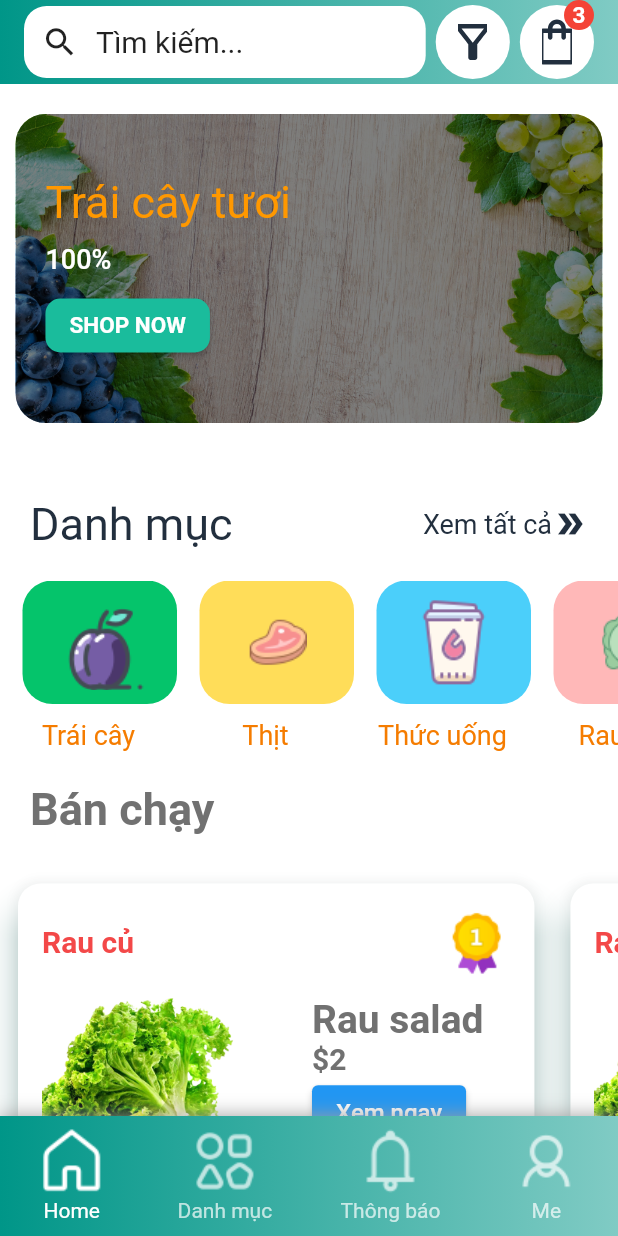
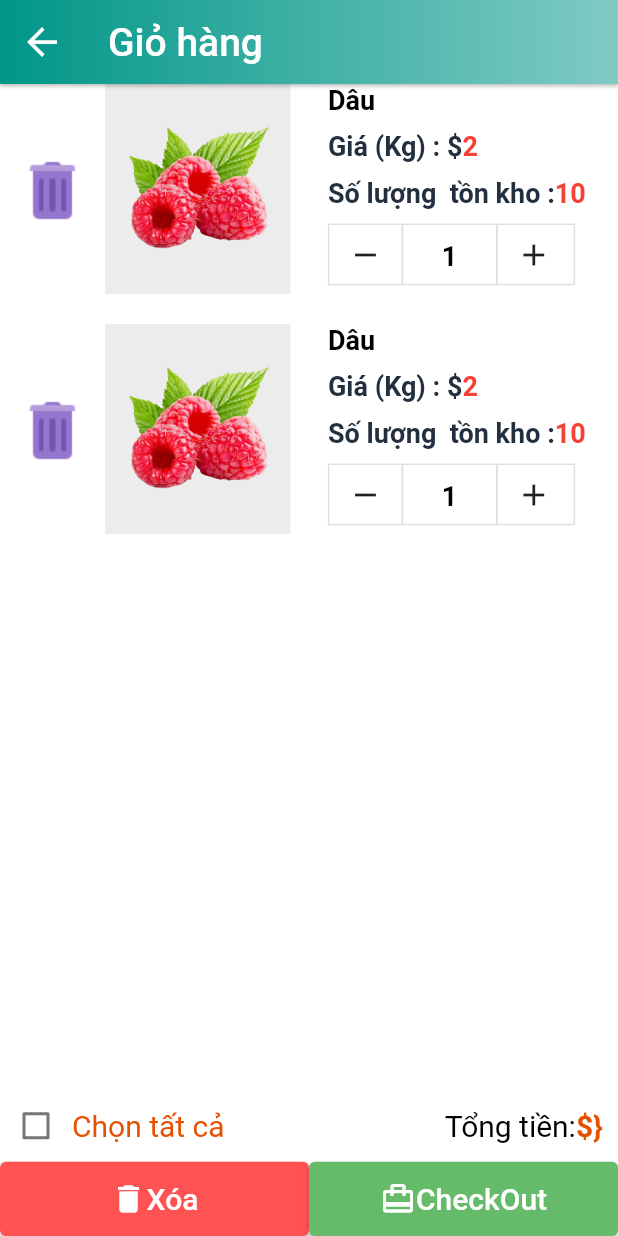
Before and after one commit to Joestar2k1/F_Flutter, a Flutter app: the screen it shows after launch, after a tap on an icon or button, on a phone screen of 412 x 824 dp. Run offline on Flutter 3.47's test engine with Material 2 defaults, Android fonts, the phone set to English and light mode, and no system bars; our stand-ins replace flutter_svg, flutter_swiper, get; missing offline and left inert: moblie_project; network calls fail; Roboto replaces fonts that are missing (RobotoSlab).

Commit message:
add viwe filter-cart

```diff
--- /dev/null
+++ b/lib/views/cart/cart_screen.dart
@@ -0,0 +1,50 @@
+import 'package:fluter_19pmd/views/cart/widgets/body.dart';
+import 'package:flutter/material.dart';
+import 'package:flutter_svg/svg.dart';
+
+class CartPage extends StatefulWidget {
+  const CartPage({Key key}) : super(key: key);
+
+  @override
+  State<CartPage> createState() => _CartPageState();
+}
+
+class _CartPageState extends State<CartPage> {
+  @override
+  Widget build(BuildContext context) {
+    return SafeArea(
+      child: Scaffold(
+        backgroundColor: Colors.white,
+        appBar: AppBar(
+          backgroundColor: Colors.white,
+          elevation: 1,
+          flexibleSpace: Container(
+            decoration: BoxDecoration(
+              gradient: LinearGradient(
+                colors: [Colors.teal, Colors.teal.shade200],
+                begin: Alignment.bottomLeft,
+                end: Alignment.bottomRight,
+              ),
+            ),
+          ),
+          leading: IconButton(
+            onPressed: () {
+              Navigator.pop(context);
+            },
+            icon: SvgPicture.asset(
+              'assets/icons/arrow_back.svg',
+              color: Colors.white,
+              width: 30,
+              height: 30,
+            ),
+          ),
+          title: const Text(
+            "Giỏ hàng",
+            style: TextStyle(fontSize: 26),
+          ),
+        ),
+        body: const Body(),
+      ),
+    );
+  }
+}
--- /dev/null
+++ b/lib/views/cart/widgets/body.dart
@@ -0,0 +1,17 @@
+import 'package:fluter_19pmd/views/cart/widgets/bottom_nav.dart';
+import 'package:fluter_19pmd/views/cart/widgets/item_cart.dart';
+import 'package:flutter/cupertino.dart';
+import 'package:flutter/material.dart';
+
+class Body extends StatelessWidget {
+  const Body({Key key}) : super(key: key);
+  @override
+  Widget build(BuildContext context) {
+    return Column(
+      children: const [
+        ItemCart(),
+        Align(alignment: Alignment.bottomCenter, child: BottomNavBarCart()),
+      ],
+    );
+  }
+}
--- /dev/null
+++ b/lib/views/cart/widgets/bottom_nav.dart
@@ -0,0 +1,123 @@
+import 'package:flutter/material.dart';
+import 'package:get/get.dart';
+
+class BottomNavBarCart extends StatefulWidget {
+  const BottomNavBarCart({Key key}) : super(key: key);
+
+  @override
+  _BottomNavBarCartState createState() => _BottomNavBarCartState();
+}
+
+class _BottomNavBarCartState extends State<BottomNavBarCart> {
+  bool ischeck = false;
+  @override
+  Widget build(BuildContext context) {
+    Size size = MediaQuery.of(context).size;
+    return Column(
+      children: [
+        Row(
+          mainAxisAlignment: MainAxisAlignment.spaceBetween,
+          children: [
+            Row(
+              children: [
+                Checkbox(
+                  value: ischeck,
+                  onChanged: (bool value) {
+                    setState(() {
+                      ischeck = value;
+                      // handelCheckboxAll(ischeck);
+                    });
+                  },
+                ),
+                const Text(
+                  "Chọn tất cả",
+                  style: TextStyle(
+                    fontSize: 20,
+                    color: Color(0xFFE65100),
+                  ),
+                ),
+              ],
+            ),
+            Padding(
+              padding: const EdgeInsets.only(right: 10),
+              child: Row(
+                children: const [
+                  Text(
+                    "Tổng tiền:",
+                    style: TextStyle(
+                      fontSize: 20,
+                    ),
+                  ),
+                  Text(
+                    "\$}",
+                    style: TextStyle(
+                      fontSize: 20,
+                      color: Color(0xFFE65100),
+                      fontWeight: FontWeight.bold,
+                    ),
+                  ),
+                ],
+              ),
+            ),
+          ],
+        ),
+        Row(
+          children: [
+            SizedBox(
+              width: size.width * 0.5,
+              height: size.height * 0.06,
+              child: ElevatedButton(
+                style: ButtonStyle(
+                  backgroundColor: MaterialStateProperty.all(
+                    Colors.redAccent,
+                  ),
+                ),
+                onPressed: () {
+                  setState(() {});
+                },
+                child: Row(
+                  mainAxisAlignment: MainAxisAlignment.center,
+                  children: const [
+                    Icon(Icons.delete),
+                    Text(
+                      "Xóa",
+                      style: TextStyle(
+                        fontSize: 20,
+                        color: Colors.white,
+                      ),
+                    ),
+                  ],
+                ),
+              ),
+            ),
+            SizedBox(
+              width: size.width * 0.5,
+              height: size.height * 0.06,
+              child: ElevatedButton(
+                style: ButtonStyle(
+                  backgroundColor: MaterialStateProperty.all(
+                    const Color(0xFF66BB6A),
+                  ),
+                ),
+                onPressed: () {},
+                child: Row(
+                  mainAxisAlignment: MainAxisAlignment.center,
+                  children: const [
+                    Icon(Icons.card_travel),
+                    Text(
+                      "CheckOut",
+                      style: TextStyle(
+                        fontSize: 20,
+                        color: Colors.white,
+                      ),
+                    ),
+                  ],
+                ),
+              ),
+            ),
+          ],
+        ),
+      ],
+    );
+  }
+}
--- /dev/null
+++ b/lib/views/cart/widgets/item_cart.dart
@@ -0,0 +1,163 @@
+import 'package:fluter_19pmd/constant.dart';
+import 'package:flutter/material.dart';
+import 'package:get/get.dart';
+
+class ItemCart extends StatefulWidget {
+  const ItemCart({Key key}) : super(key: key);
+
+  @override
+  _ItemCartState createState() => _ItemCartState();
+}
+
+class _ItemCartState extends State<ItemCart> {
+  @override
+  Widget build(BuildContext context) {
+    Size size = MediaQuery.of(context).size;
+    return Expanded(
+        child: ListView.separated(
+      itemCount: 2,
+      itemBuilder: (BuildContext context, int index) {
+        return SizedBox(
+          height: 140,
+          child: Row(
+            children: [
+              Container(
+                margin: const EdgeInsets.symmetric(horizontal: 10),
+                height: 50,
+                width: 50,
+                decoration: const BoxDecoration(
+                  borderRadius: BorderRadius.all(
+                    Radius.circular(30),
+                  ),
+                ),
+                child: InkWell(
+                    onTap: () {},
+                    child: Image.asset("assets/images/icons-png/trash.png")),
+              ),
+              Container(
+                width: size.width * 0.3,
+                height: size.height * 0.17,
+                color: Colors.grey.withOpacity(0.2),
+                child: Image.asset("assets/images/products/1.png"),
+              ),
+              Padding(
+                padding: const EdgeInsets.only(left: 25),
+                child: Column(
+                  crossAxisAlignment: CrossAxisAlignment.start,
+                  children: [
+                    const Text(
+                      "Dâu",
+                      style: TextStyle(
+                        fontSize: 18,
+                        fontWeight: FontWeight.bold,
+                      ),
+                    ),
+                    const SizedBox(
+                      height: 10,
+                    ),
+                    buildItemInfo(text: "Giá (Kg) : \$", number: 2),
+                    const SizedBox(
+                      height: 10,
+                    ),
+                    buildItemInfo(text: "Số lượng  tồn kho :", number: 10),
+                    const SizedBox(
+                      height: 10,
+                    ),
+                    Container(
+                      width: size.width * 0.4,
+                      height: size.height * 0.05,
+                      decoration: BoxDecoration(
+                        border: Border.all(color: Colors.black12, width: 1),
+                      ),
+                      child: Row(
+                        children: [
+                          IconButton(
+                            onPressed: () {
+                              setState(() {
+                                // if (postCarts[index].quantity > 0) {
+                                //   postCarts[index].quantity--;
+                                //   handelCounterRemove(index);
+                                // }
+                              });
+                            },
+                            icon: const Icon(Icons.remove),
+                          ),
+                          Container(
+                            width: size.width * 0.003,
+                            height: size.height * 0.05,
+                            color: Colors.black12,
+                          ),
+                          Container(
+                            padding: const EdgeInsets.all(10),
+                            width: size.width * 0.15,
+                            height: size.height * 0.05,
+                            child: Center(
+                              child: Text(
+                                1.toString(),
+                                style: const TextStyle(
+                                  fontSize: 18,
+                                  fontWeight: FontWeight.bold,
+                                ),
+                              ),
+                            ),
+                          ),
+                          Container(
+                            width: size.width * 0.003,
+                            height: size.height * 0.05,
+                            color: Colors.black12,
+                          ),
+                          IconButton(
+                            onPressed: () {
+                              setState(() {
+                                // if (postCarts[index].quantity <
+                                //     postCarts[index].stock) {
+                                //   postCarts[index].quantity++;
+                                //   // handelCounterAdd(index);
+                                // }
+                              });
+                            },
+                            icon: const Icon(Icons.add),
+                          ),
+                        ],
+                      ),
+                    ),
+                  ],
+                ),
+              ),
+            ],
+          ),
+        );
+      },
+      separatorBuilder: (BuildContext context, int index) {
+        return const SizedBox(
+          height: 20,
+        );
+      },
+    ));
+  }
+
+  RichText buildItemInfo({String text, int number}) {
+    return RichText(
+      text: TextSpan(
+        children: [
+          TextSpan(
+            text: text,
+            style: const TextStyle(
+              fontSize: 18,
+              color: textColor,
+              fontWeight: FontWeight.bold,
+            ),
+          ),
+          TextSpan(
+            text: number.toString(),
+            style: const TextStyle(
+              fontSize: 18,
+              fontWeight: FontWeight.bold,
+              color: Colors.red,
+            ),
+          ),
+        ],
+      ),
+    );
+  }
+}
--- a/lib/views/home/widgets/search_icons.dart
+++ b/lib/views/home/widgets/search_icons.dart
@@ -1,4 +1,6 @@
 import 'package:fluter_19pmd/constant.dart';
+import 'package:fluter_19pmd/views/cart/cart_screen.dart';
+import 'package:fluter_19pmd/views/filter/filter_screen.dart';
 import 'package:flutter/material.dart';
 import 'package:flutter_svg/svg.dart';
 
@@ -51,22 +53,22 @@ class SearchWithIcons extends StatelessWidget {
             numItems: 0,
             img: "assets/icons/filter.svg",
             press: () {
-              // Navigator.push(
-              //   context,
-              //   MaterialPageRoute(
-              //     builder: (context) => const FilterScreen(),
-              //   ),
-              // );
+              Navigator.push(
+                context,
+                MaterialPageRoute(
+                  builder: (context) => const FilterPage(),
+                ),
+              );
             },
           ),
           InkWell(
             onTap: () {
-              // Navigator.push(
-              //   context,
-              //   MaterialPageRoute(
-              //     builder: (context) => const CartScreen(),
-              //   ),
-              // );
+              Navigator.push(
+                context,
+                MaterialPageRoute(
+                  builder: (context) => const CartPage(),
+                ),
+              );
             },
             borderRadius: BorderRadius.circular(50),
             child: Stack(
```
Also changed, not shown: lib/views/filter/components/body_filter.dart (added, +154 -0 lines), lib/views/filter/components/range_coin.dart (added, +49 -0 lines), lib/views/filter/filter_screen.dart (added, +59 -0 lines).
